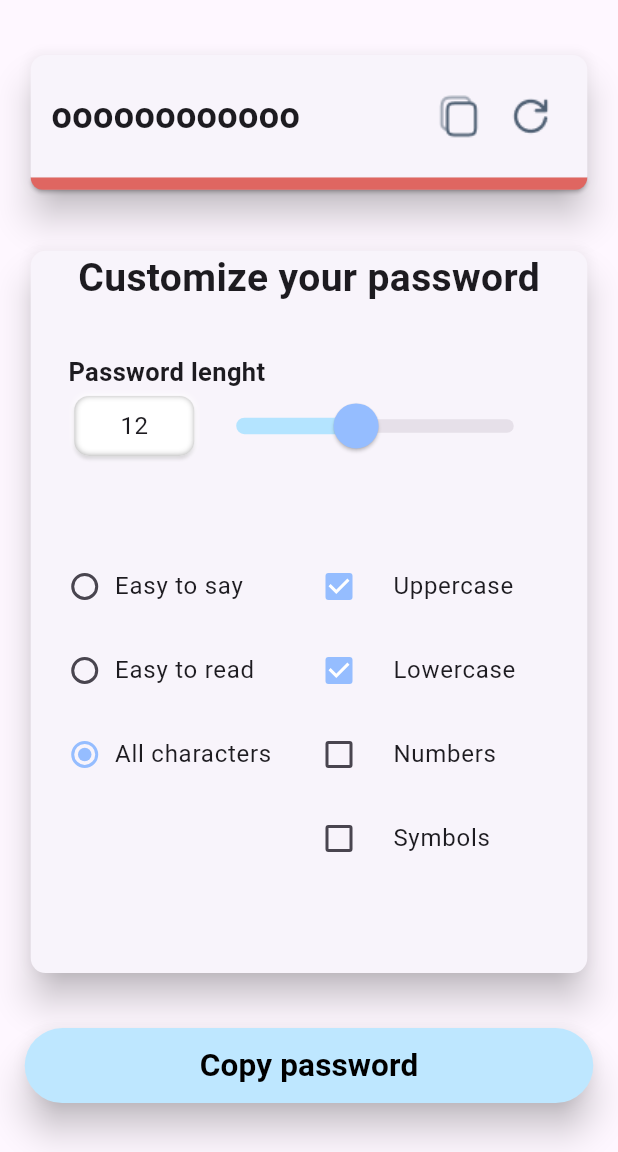
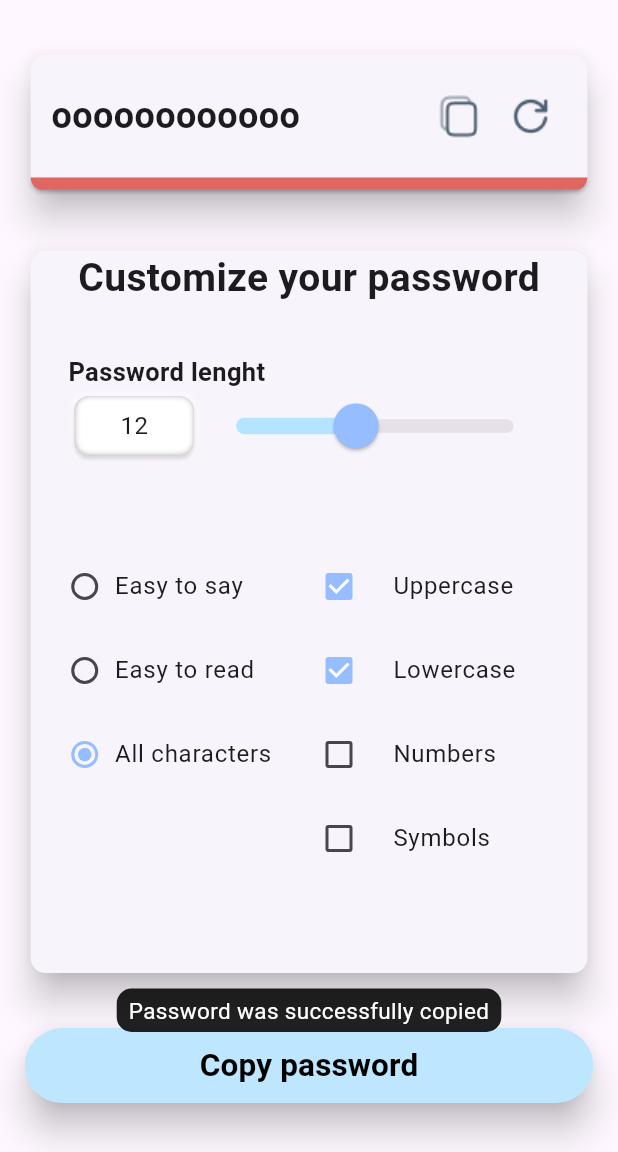
Before and after one commit to tortamque/Passlum, a Flutter app: the screen it shows after launch, after a tap on "Copy password", on a phone screen of 412 x 824 dp, the part 84-1236 px from its top. Run offline on Flutter 3.47's test engine with Material 2 defaults, Android fonts, the phone set to English and light mode, and no system bars; drawn by our look-alikes of oktoast; our stand-ins replace flutter_bloc.

Commit message:
Add toast for password copying

```diff
--- a/lib/main.dart
+++ b/lib/main.dart
@@ -1,5 +1,6 @@
 import 'package:flutter/material.dart';
 import 'package:flutter_bloc/flutter_bloc.dart';
+import 'package:oktoast/oktoast.dart';
 import 'package:passlum/business_logic/password_bloc.dart';
 import 'package:passlum/theme/constants.dart';
 import 'package:passlum/widgets/button/button.dart';
@@ -21,12 +22,15 @@ class PasslumApp extends StatelessWidget {
 
   @override
   Widget build(BuildContext context) {
-    return MaterialApp(
-      title: 'Passlum',
-      theme: ThemeData(
-        useMaterial3: true,
+    return OKToast(
+      animationCurve: Curves.easeInOut,
+      child: MaterialApp(
+        title: 'Passlum',
+        theme: ThemeData(
+          useMaterial3: true,
+        ),
+        home: const HomePage(title: 'Passlum'),
       ),
-      home: const HomePage(title: 'Passlum'),
     );
   }
 }
--- a/lib/widgets/button/button.dart
+++ b/lib/widgets/button/button.dart
@@ -1,5 +1,6 @@
 import 'package:flutter/material.dart';
 import 'package:flutter/services.dart';
+import 'package:oktoast/oktoast.dart';
 import 'package:passlum/models/password_generator.dart';
 import 'package:passlum/theme/constants.dart';
 
@@ -24,6 +25,11 @@ class Button extends StatelessWidget {
             text: PasswordGenerator().password
           )
         );
+        showToast(
+          "Password was successfully copied",
+          position: ToastPosition.bottom,
+          radius: 10.0,
+        );
       },
       child: const Text(
         "Copy password",
--- a/lib/widgets/password_field/buttons.dart
+++ b/lib/widgets/password_field/buttons.dart
@@ -1,6 +1,7 @@
 import 'package:flutter/material.dart';
 import 'package:flutter/services.dart';
 import 'package:flutter_bloc/flutter_bloc.dart';
+import 'package:oktoast/oktoast.dart';
 import 'package:passlum/business_logic/password_bloc.dart';
 import 'package:passlum/models/password_generator.dart';
 
@@ -15,6 +16,11 @@ class CopyButton extends StatelessWidget {
           ClipboardData(
             text: PasswordGenerator().password
           )
+        );
+        showToast(
+          "Password was successfully copied",
+          position: ToastPosition.bottom,
+          radius: 10.0,
         );
       },
       icon: Image.asset("assets/icons/Copy.png")
--- a/pubspec.yaml
+++ b/pubspec.yaml
@@ -36,6 +36,7 @@ dependencies:
   # Use with the CupertinoIcons class for iOS style icons.
   cupertino_icons: ^1.0.2
   flutter_bloc: ^8.1.3
+  oktoast: ^3.3.1
 
 dev_dependencies:
   flutter_test:
```
Also changed, not shown: pubspec.lock.
